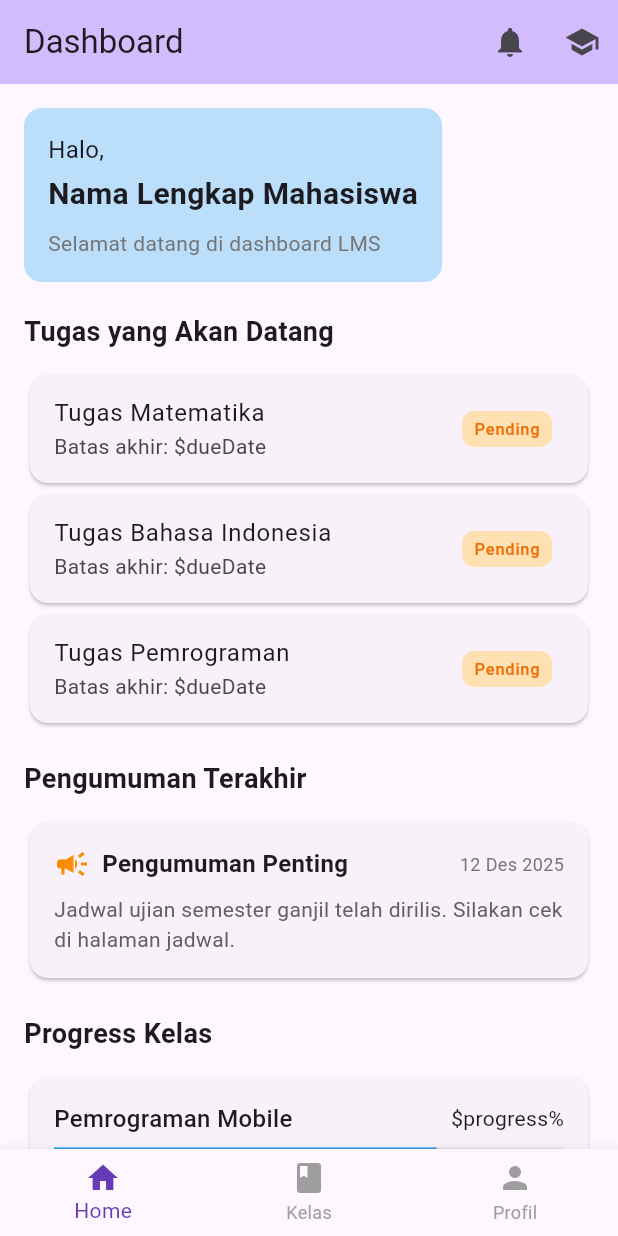
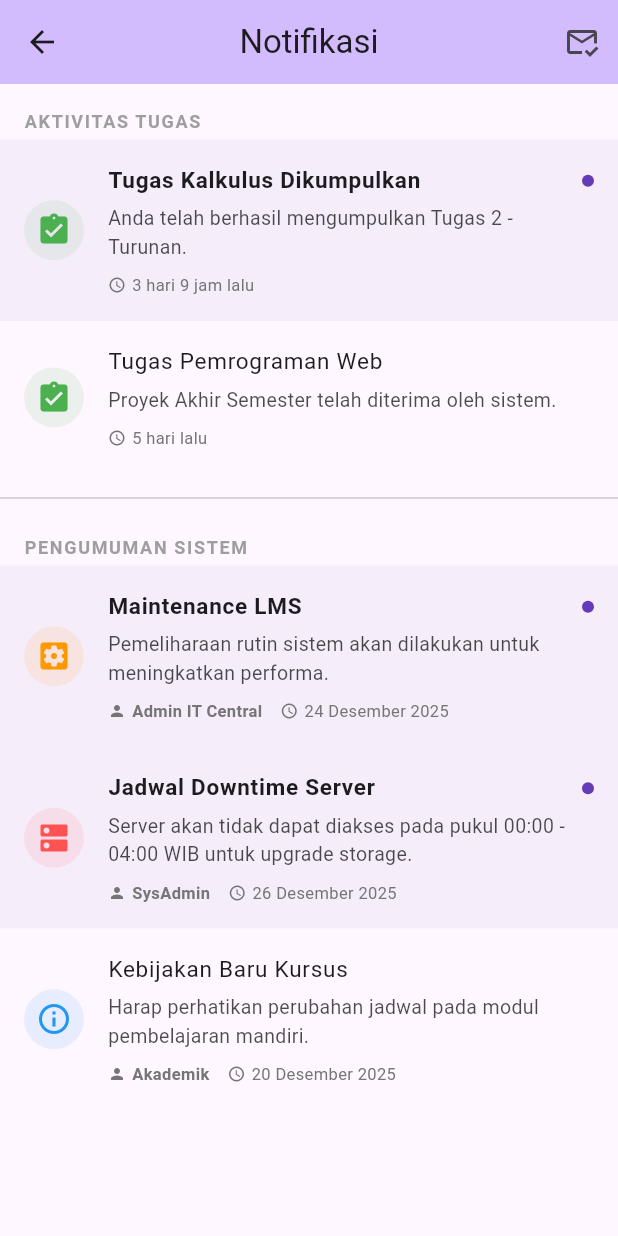
Before and after one commit to hamidarki/lms_uas, a Flutter app: the screen it shows after launch, after a tap on the "notifications" icon, on a phone screen of 412 x 824 dp. Run offline on Flutter 3.47's test engine with Material 3 defaults, Android fonts, the phone set to English and light mode, and no system bars.

Commit message:
menambahkan isi konten halaman notifikasi

```diff
--- a/lib/pages/home_page.dart
+++ b/lib/pages/home_page.dart
@@ -1,4 +1,5 @@
 import 'package:flutter/material.dart';
+import 'package:lms/pages/notifikasi_page.dart';
 
 class HomePage extends StatelessWidget {
   const HomePage({super.key});
@@ -13,7 +14,10 @@ class HomePage extends StatelessWidget {
           IconButton(
             icon: const Icon(Icons.notifications),
             onPressed: () {
-              // Navigasi ke halaman notifikasi
+              Navigator.push(
+                context,
+                MaterialPageRoute(builder: (context) => const NotifikasiPage()),
+              );
             },
           ),
           IconButton(
--- /dev/null
+++ b/lib/pages/notifikasi_page.dart
@@ -0,0 +1,176 @@
+import 'package:flutter/material.dart';
+
+class NotifikasiPage extends StatelessWidget {
+  const NotifikasiPage({super.key});
+
+  @override
+  Widget build(BuildContext context) {
+    return Scaffold(
+      appBar: AppBar(
+        title: const Text('Notifikasi'),
+        centerTitle: true,
+        backgroundColor: Theme.of(context).colorScheme.inversePrimary,
+        actions: [
+          IconButton(
+            icon: const Icon(Icons.mark_email_read_outlined),
+            onPressed: () {
+              ScaffoldMessenger.of(context).showSnackBar(
+                const SnackBar(content: Text('Semua notifikasi ditandai telah dibaca')),
+              );
+            },
+          ),
+        ],
+      ),
+      body: ListView(
+        padding: const EdgeInsets.symmetric(vertical: 8),
+        children: [
+          _buildSectionHeader('Aktivitas Tugas'),
+          _buildNotificationItem(
+            context,
+            icon: Icons.assignment_turned_in,
+            iconColor: Colors.green,
+            title: 'Tugas Kalkulus Dikumpulkan',
+            subtitle: 'Anda telah berhasil mengumpulkan Tugas 2 - Turunan.',
+            time: '3 hari 9 jam lalu',
+            isRead: false,
+          ),
+          _buildNotificationItem(
+            context,
+            icon: Icons.assignment_turned_in,
+            iconColor: Colors.green,
+            title: 'Tugas Pemrograman Web',
+            subtitle: 'Proyek Akhir Semester telah diterima oleh sistem.',
+            time: '5 hari lalu',
+            isRead: true,
+          ),
+
+          const Divider(height: 32),
+          _buildSectionHeader('Pengumuman Sistem'),
+          _buildNotificationItem(
+            context,
+            icon: Icons.settings_applications,
+            iconColor: Colors.orange,
+            title: 'Maintenance LMS',
+            subtitle: 'Pemeliharaan rutin sistem akan dilakukan untuk meningkatkan performa.',
+            time: '24 Desember 2025',
+            admin: 'Admin IT Central',
+            isRead: false,
+          ),
+          _buildNotificationItem(
+            context,
+            icon: Icons.dns,
+            iconColor: Colors.redAccent,
+            title: 'Jadwal Downtime Server',
+            subtitle: 'Server akan tidak dapat diakses pada pukul 00:00 - 04:00 WIB untuk upgrade storage.',
+            time: '26 Desember 2025',
+            admin: 'SysAdmin',
+            isRead: false,
+          ),
+          _buildNotificationItem(
+            context,
+            icon: Icons.info_outline,
+            iconColor: Colors.blue,
+            title: 'Kebijakan Baru Kursus',
+            subtitle: 'Harap perhatikan perubahan jadwal pada modul pembelajaran mandiri.',
+            time: '20 Desember 2025',
+            admin: 'Akademik',
+            isRead: true,
+          ),
+        ],
+      ),
+    );
+  }
+
+  Widget _buildSectionHeader(String title) {
+    return Padding(
+      padding: const EdgeInsets.fromLTRB(16, 8, 16, 4),
+      child: Text(
+        title.toUpperCase(),
+        style: const TextStyle(
+          fontSize: 12,
+          fontWeight: FontWeight.bold,
+          color: Colors.grey,
+          letterSpacing: 1.1,
+        ),
+      ),
+    );
+  }
+
+  Widget _buildNotificationItem(
+    BuildContext context, {
+    required IconData icon,
+    required Color iconColor,
+    required String title,
+    required String subtitle,
+    required String time,
+    String? admin,
+    bool isRead = false,
+  }) {
+    return Container(
+      color: isRead ? Colors.transparent : Colors.deepPurple.withOpacity(0.05),
+      child: ListTile(
+        contentPadding: const EdgeInsets.symmetric(horizontal: 16, vertical: 8),
+        leading: CircleAvatar(
+          backgroundColor: iconColor.withOpacity(0.1),
+          child: Icon(icon, color: iconColor),
+        ),
+        title: Row(
+          mainAxisAlignment: MainAxisAlignment.spaceBetween,
+          children: [
+            Expanded(
+              child: Text(
+                title,
+                style: TextStyle(
+                  fontWeight: isRead ? FontWeight.normal : FontWeight.bold,
+                  fontSize: 15,
+                ),
+              ),
+            ),
+            if (!isRead)
+              Container(
+                width: 8,
+                height: 8,
+                decoration: const BoxDecoration(
+                  color: Colors.deepPurple,
+                  shape: BoxShape.circle,
+                ),
+              ),
+          ],
+        ),
+        subtitle: Column(
+          crossAxisAlignment: CrossAxisAlignment.start,
+          children: [
+            const SizedBox(height: 4),
+            Text(
+              subtitle,
+              style: TextStyle(color: Colors.black87.withOpacity(0.7), fontSize: 13),
+            ),
+            const SizedBox(height: 8),
+            Row(
+              children: [
+                if (admin != null) ...[
+                  Icon(Icons.person, size: 12, color: Colors.grey[600]),
+                  const SizedBox(width: 4),
+                  Text(
+                    admin,
+                    style: TextStyle(fontSize: 11, color: Colors.grey[600], fontWeight: FontWeight.w600),
+                  ),
+                  const SizedBox(width: 12),
+                ],
+                Icon(Icons.access_time, size: 12, color: Colors.grey[600]),
+                const SizedBox(width: 4),
+                Text(
+                  time,
+                  style: TextStyle(fontSize: 11, color: Colors.grey[600]),
+                ),
+              ],
+            ),
+          ],
+        ),
+        onTap: () {
+          // Action when notification is tapped
+        },
+      ),
+    );
+  }
+}
```
